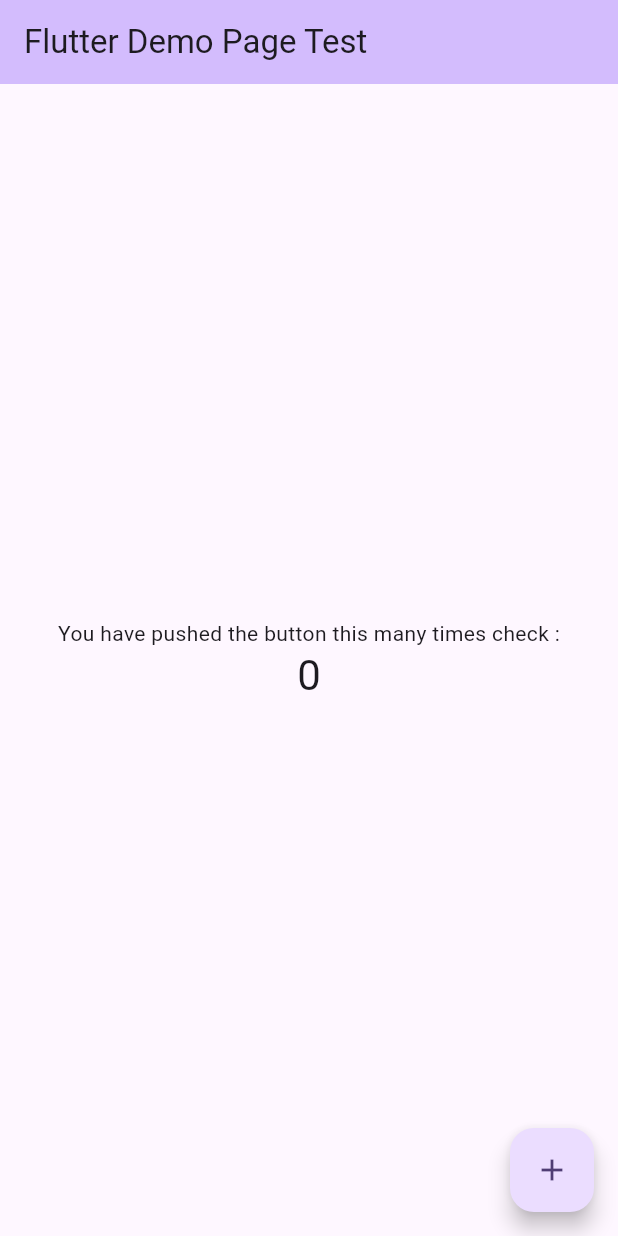
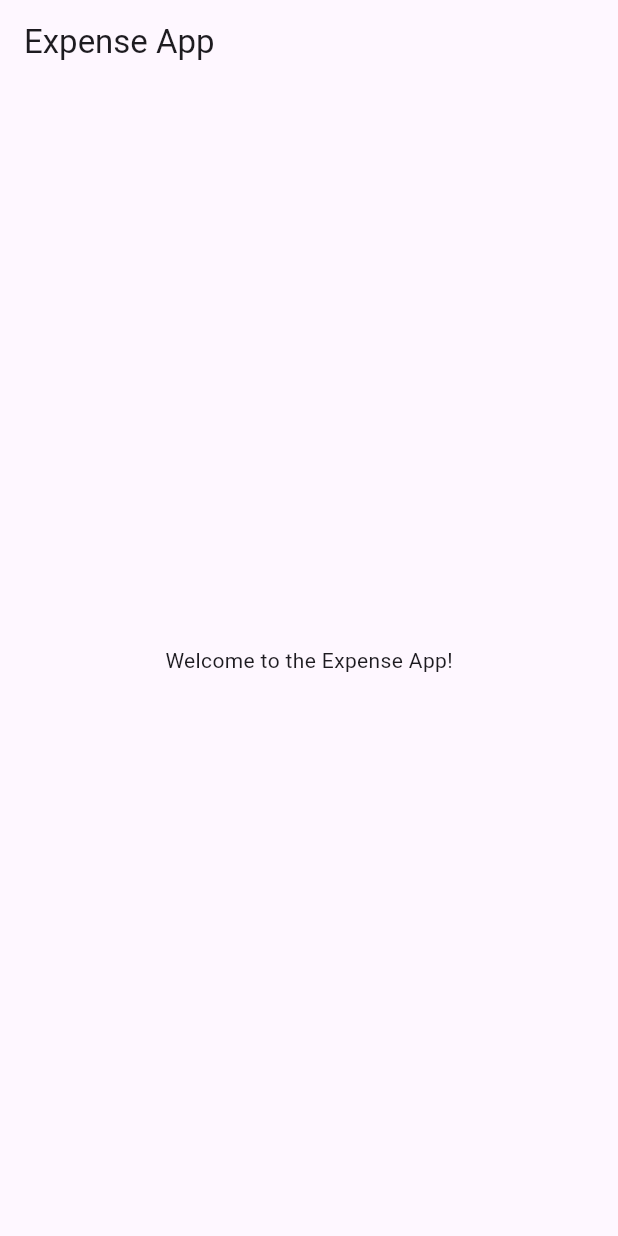
Before and after one commit to puresuresh/expense_tracker, a Flutter app: the screen it shows after launch, on a phone screen of 412 x 824 dp. Run offline on Flutter 3.47's test engine with Material 3 defaults, Android fonts, the phone set to English and light mode, and no system bars.

Commit message:
update main.dart

```diff
--- a/lib/main.dart
+++ b/lib/main.dart
@@ -1,121 +1,33 @@
 import 'package:flutter/material.dart';
 
 void main() {
-  runApp(const MyApp());
+  runApp(const ExpenseApp());
 }
 
-class MyApp extends StatelessWidget {
-  const MyApp({super.key});
-
-  // This widget is the root of your application.
-  @override
+class ExpenseApp extends StatelessWidget {
+ const ExpenseApp({super.key});
+ @override
   Widget build(BuildContext context) {
     return MaterialApp(
-      title: 'Flutter Demo',
+      title: 'Expense App',
       theme: ThemeData(
-        // This is the theme of your application.
-        //
-        // TRY THIS: Try running your application with "flutter run". You'll see
-        // the application has a purple toolbar. Then, without quitting the app,
-        // try changing the seedColor in the colorScheme below to Colors.green
-        // and then invoke "hot reload" (save your changes or press the "hot
-        // reload" button in a Flutter-supported IDE, or press "r" if you used
-        // the command line to start the app).
-        //
-        // Notice that the counter didn't reset back to zero; the application
-        // state is not lost during the reload. To reset the state, use hot
-        // restart instead.
-        //
-        // This works for code too, not just values: Most code changes can be
-        // tested with just a hot reload.
-        colorScheme: .fromSeed(seedColor: Colors.deepPurple),
+        primarySwatch: Colors.blue,
       ),
-      home: const MyHomePage(title: 'Flutter Demo Page Test'),
+      home: const ExpenseHomePage(),
     );
   }
 }
-
-class MyHomePage extends StatefulWidget {
-  const MyHomePage({super.key, required this.title});
-
-  // This widget is the home page of your application. It is stateful, meaning
-  // that it has a State object (defined below) that contains fields that affect
-  // how it looks.
-
-  // This class is the configuration for the state. It holds the values (in this
-  // case the title) provided by the parent (in this case the App widget) and
-  // used by the build method of the State. Fields in a Widget subclass are
-  // always marked "final".
-
-  final String title;
-
-  @override
-  State<MyHomePage> createState() => _MyHomePageState();
-}
-
-class _MyHomePageState extends State<MyHomePage> {
-  int _counter = 0;
-
-  void _incrementCounter() {
-    setState(() {
-      // This call to setState tells the Flutter framework that something has
-      // changed in this State, which causes it to rerun the build method below
-      // so that the display can reflect the updated values. If we changed
-      // _counter without calling setState(), then the build method would not be
-      // called again, and so nothing would appear to happen.
-      _counter++;
-    });
-  }
+class ExpenseHomePage extends StatelessWidget {
+  const ExpenseHomePage({super.key});
 
   @override
   Widget build(BuildContext context) {
-    // This method is rerun every time setState is called, for instance as done
-    // by the _incrementCounter method above.
-    //
-    // The Flutter framework has been optimized to make rerunning build methods
-    // fast, so that you can just rebuild anything that needs updating rather
-    // than having to individually change instances of widgets.
     return Scaffold(
       appBar: AppBar(
-        // TRY THIS: Try changing the color here to a specific color (to
-        // Colors.amber, perhaps?) and trigger a hot reload to see the AppBar
-        // change color while the other colors stay the same.
-        backgroundColor: Theme.of(context).colorScheme.inversePrimary,
-        // Here we take the value from the MyHomePage object that was created by
-        // the App.build method, and use it to set our appbar title.
-        title: Text(widget.title),
+        title: const Text('Expense App'),
       ),
-      body: Center(
-        // Center is a layout widget. It takes a single child and positions it
-        // in the middle of the parent.
-        child: Column(
-          // Column is also a layout widget. It takes a list of children and
-          // arranges them vertically. By default, it sizes itself to fit its
-          // children horizontally, and tries to be as tall as its parent.
-          //
-          // Column has various properties to control how it sizes itself and
-          // how it positions its children. Here we use mainAxisAlignment to
-          // center the children vertically; the main axis here is the vertical
-          // axis because Columns are vertical (the cross axis would be
-          // horizontal).
-          //
-          // TRY THIS: Invoke "debug painting" (choose the "Toggle Debug Paint"
-          // action in the IDE, or press "p" in the console), to see the
-          // wireframe for each widget.
-          mainAxisAlignment: .center,
-          children: [
-            const Text('You have pushed the button this many times check :'),
-            Text(
-              '$_counter',
-              style: Theme.of(context).textTheme.headlineMedium,
-            ),
-          ],
-        ),
-      ),
-      floatingActionButton: FloatingActionButton(
-        onPressed: _incrementCounter,
-        tooltip: 'Increment',
-        child: const Icon(Icons.add),
+      body: const Center(
+        child: Text('Welcome to the Expense App!'),
       ),
     );
   }
```
